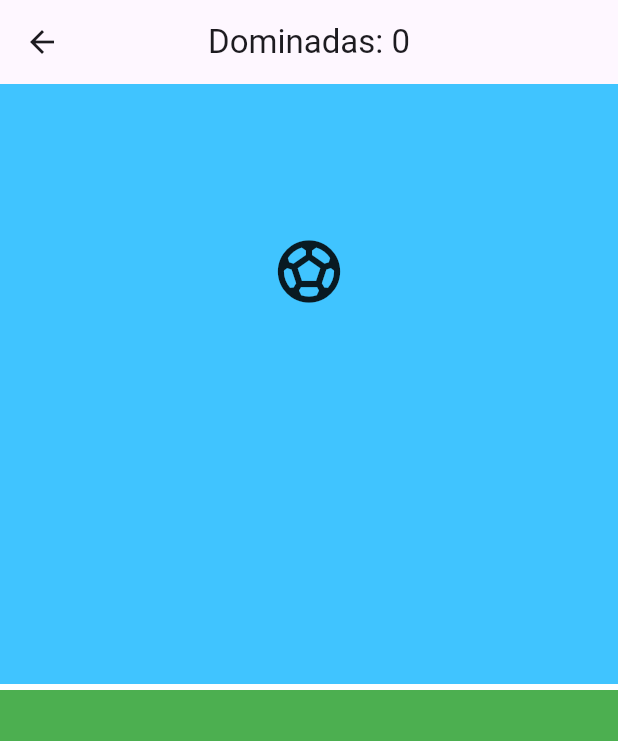
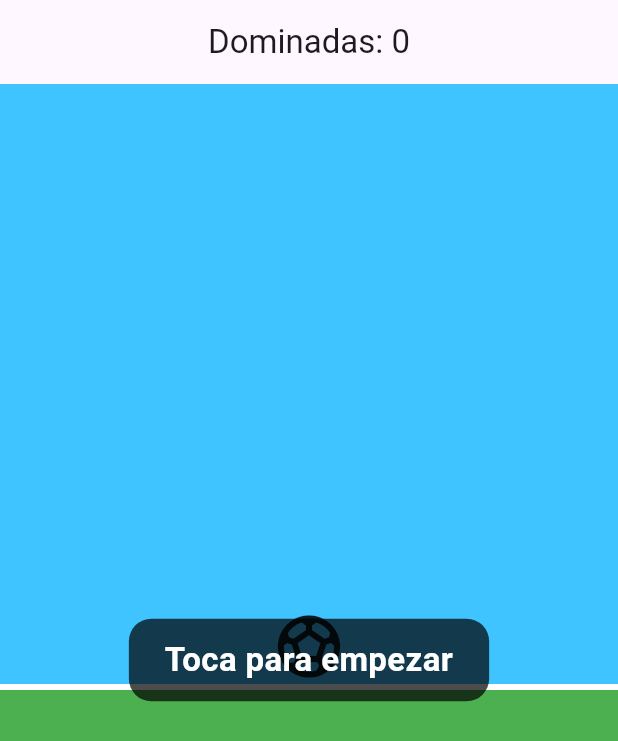
Before and after one commit to padredemellis/Apps-Flutter, a Flutter app: the JuegoView screen opened directly, on a phone screen of 412 x 824 dp. Shown: the top 741 px of the screen. Run offline on Flutter 3.47's test engine with Material 3 defaults, Android fonts, the phone set to English and light mode, and no system bars; our stand-ins replace flutter_riverpod.

Commit message:
Juego terminado

```diff
--- a/Contador_con_riverpod/aprendiendo_riverpod/lib/features/contador/view_models/contador_notifier.dart
+++ b/Contador_con_riverpod/aprendiendo_riverpod/lib/features/contador/view_models/contador_notifier.dart
@@ -22,6 +22,4 @@ class ContadorNotifier extends Notifier<Contador> {
     state = Contador(0);
   }
 }
-final contadorProvider = NotifierProvider<ContadorNotifier, Contador>(() {
-  return ContadorNotifier();
-});
+final contadorProvider = NotifierProvider<ContadorNotifier, Contador>(() => ContadorNotifier());
--- a/Contador_con_riverpod/aprendiendo_riverpod/lib/features/juego_pelota/model/juego_estado.dart
+++ b/Contador_con_riverpod/aprendiendo_riverpod/lib/features/juego_pelota/model/juego_estado.dart
@@ -6,21 +6,25 @@ class JuegoEstado {
   final double posicionY;
   final double velocidadBalon;
   final int toques;
+  final String mensaje;
 
   JuegoEstado({
     this.posicionY = 100.0,
     this.velocidadBalon = 0.0,
     this.toques = 0,
+    this.mensaje = 'Toca para empezar'
   });
   JuegoEstado copyWith({
     double? posicionY,
     double? velocidadBalon,
     int? toques,
+    String? mensaje
   }) {
     return JuegoEstado(
       posicionY: posicionY ?? this.posicionY,
       velocidadBalon: velocidadBalon ?? this.velocidadBalon,
       toques: toques ?? this.toques,
+      mensaje: mensaje ?? this.mensaje,
     );
   }
 }
--- a/Contador_con_riverpod/aprendiendo_riverpod/lib/features/juego_pelota/view/juego_view.dart
+++ b/Contador_con_riverpod/aprendiendo_riverpod/lib/features/juego_pelota/view/juego_view.dart
@@ -26,7 +26,7 @@ class JuegoView extends ConsumerWidget {
           child: Stack(
             children: [
               Positioned(
-                top:400.0,
+                top: 400.0,
                 left: 0,
                 right: 0,
                 bottom: 0,
@@ -34,10 +34,7 @@ class JuegoView extends ConsumerWidget {
                   decoration: const BoxDecoration(
                     color: Colors.green,
                     border: Border(
-                      top:BorderSide(
-                        color: Colors.white,
-                        width: 4,
-                      ),
+                      top: BorderSide(color: Colors.white, width: 4),
                     ),
                   ),
                 ),
@@ -51,6 +48,28 @@ class JuegoView extends ConsumerWidget {
                   color: Colors.black87,
                 ),
               ),
+              if (estado.mensaje.isNotEmpty)
+                Center(
+                  child: Container(
+                    padding: const EdgeInsets.symmetric(
+                      horizontal: 24,
+                      vertical: 12,
+                    ),
+                    decoration: BoxDecoration(
+                      color: Colors.black.withOpacity(0.7),
+                      borderRadius: BorderRadius.circular(15),
+                    ),
+                    child: Text(
+                      estado.mensaje,
+                      textAlign: TextAlign.center,
+                      style: const TextStyle(
+                        color: Colors.white,
+                        fontSize: 22,
+                        fontWeight: FontWeight.bold,
+                      ),
+                    ),
+                  ),
+                ),
             ],
           ),
         ),
--- a/Contador_con_riverpod/aprendiendo_riverpod/lib/main.dart
+++ b/Contador_con_riverpod/aprendiendo_riverpod/lib/main.dart
@@ -1,4 +1,5 @@
 import 'package:aprendiendo_riverpod/features/contador/view/contador_view.dart';
+import 'package:aprendiendo_riverpod/features/juego_pelota/view/juego_view.dart';
 import 'package:flutter/material.dart';
 import 'package:flutter_riverpod/flutter_riverpod.dart';
 
@@ -13,6 +14,6 @@ class CounterApp extends StatelessWidget {
   Widget build(BuildContext context) {
     return const MaterialApp(
       debugShowCheckedModeBanner: false,
-      home: ContadorView());
+      home: JuegoView());
   }
 }
```
Also changed, not shown: Contador_con_riverpod/aprendiendo_riverpod/lib/features/juego_pelota/view_models/juego_notifier.dart (+20 -6 lines).
